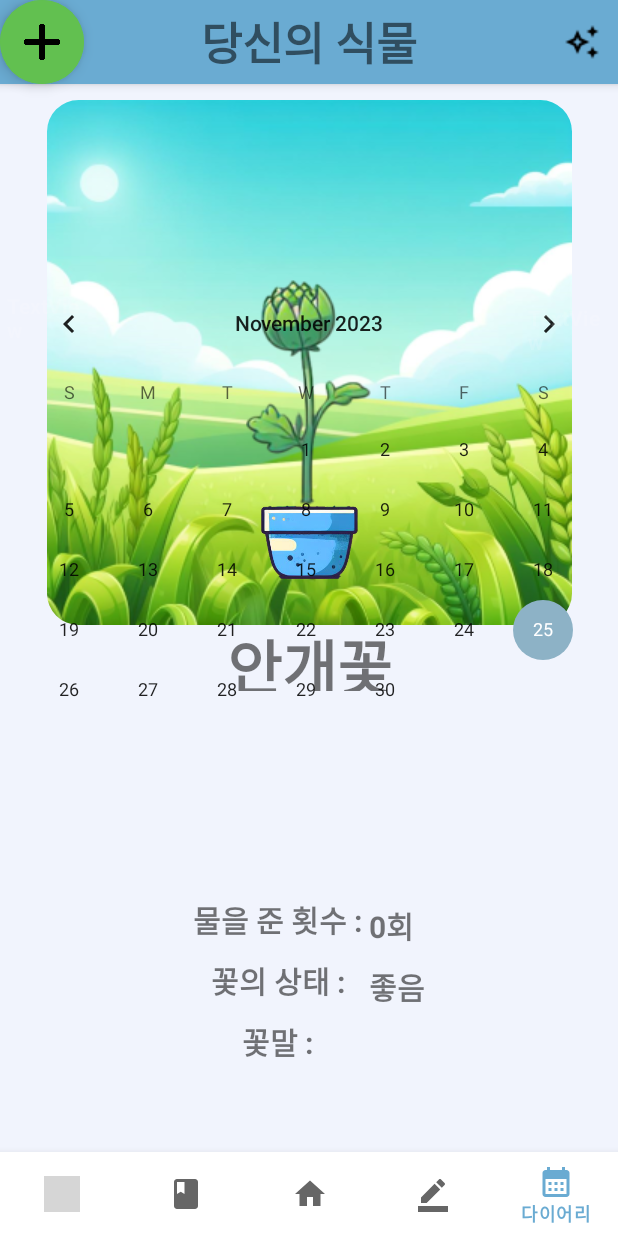
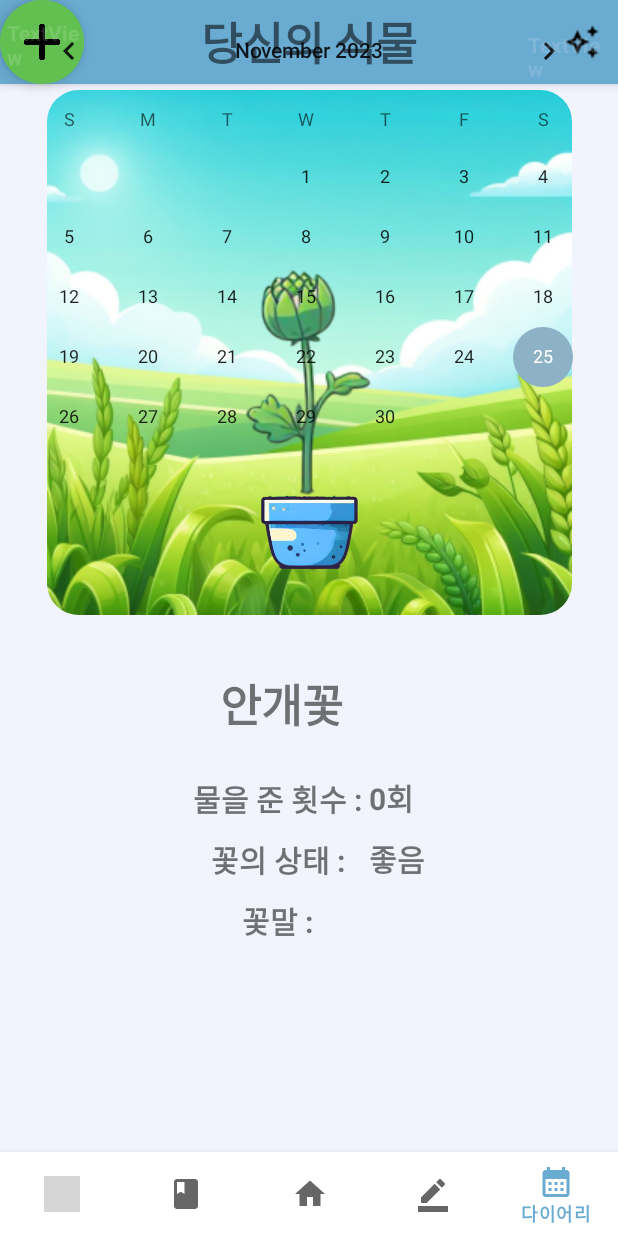
Before and after one commit to cpt-team/odos, an Android app: the fragment PlantFragment placed in its activity, item 5 of the bottom bar chosen, on a phone screen of 412 x 824 dp. Run offline under Robolectric (Android 15) with nearby library versions, the phone set to English and light mode, and no system bars; grey boxes are pictures that could not be loaded.

Commit message:
디자인 세부 수정

```diff
--- a/app/src/main/java/com/example/cpt_odos_diary/OdosFragment.kt
+++ b/app/src/main/java/com/example/cpt_odos_diary/OdosFragment.kt
@@ -151,9 +151,6 @@
         }
 */
 
-
-
-
         return super.onOptionsItemSelected(item)
     }
 
@@ -172,8 +169,8 @@
         val cancel : Button = mView.findViewById(R.id.cancel_button_datepicker)
         val save : Button = mView.findViewById(R.id.save_button_datepicker)
 
+        // odosText.text = "ODOS LIST"
 
-        odosText.text = "ODOS LIST"
         //  순환 안되게 막기
         year.wrapSelectorWheel = false
         month.wrapSelectorWheel = false
@@ -243,7 +240,6 @@
         binding.odosRecyclerView.layoutManager = LinearLayoutManager(activity)
         binding.odosRecyclerView.adapter = OdosAdapter(activity as Context, odosList)
     }
-
 
     @SuppressLint("NotifyDataSetChanged")
     @RequiresApi(Build.VERSION_CODES.O)
--- a/app/src/main/res/layout/fragment_diary.xml
+++ b/app/src/main/res/layout/fragment_diary.xml
@@ -16,13 +16,11 @@
 
         app:layout_constraintBottom_toBottomOf="parent"
         app:layout_constraintEnd_toEndOf="parent"
-        app:layout_constraintHorizontal_bias="1.0"
+        app:layout_constraintHorizontal_bias="0.0"
         app:layout_constraintStart_toStartOf="parent"
         app:layout_constraintTop_toTopOf="parent"
-        app:layout_constraintVertical_bias="0.446"
-
-        tools:ignore="MissingConstraints"
-        />
+        app:layout_constraintVertical_bias="0.0"
+        tools:ignore="MissingConstraints" />
 
     <TextView
         android:id="@+id/previousMonthBtn"
--- a/app/src/main/res/layout/fragment_plant.xml
+++ b/app/src/main/res/layout/fragment_plant.xml
@@ -11,9 +11,10 @@
         android:orientation="vertical">
 
         <androidx.constraintlayout.widget.ConstraintLayout
+            android:id="@+id/top"
             android:layout_width="match_parent"
             android:layout_height="0dp"
-            android:layout_weight="6">
+            android:layout_weight="5">
             <com.google.android.material.appbar.AppBarLayout
                 android:id="@+id/appBarLayout"
                 android:layout_width="match_parent"
@@ -73,6 +74,7 @@
                 app:layout_constraintStart_toStartOf="@+id/background" />
 
             <TextView
+                android:id="@+id/plant_name"
                 android:layout_width="match_parent"
                 android:layout_height="wrap_content"
                 android:gravity="center"
@@ -86,19 +88,18 @@
         </androidx.constraintlayout.widget.ConstraintLayout>
 
         <RelativeLayout
-
             android:layout_width="match_parent"
             android:layout_height="0dp"
             android:layout_weight="4"
-            android:gravity="center">
-
+            android:gravity="center_horizontal">
             <LinearLayout
                 android:id="@+id/Linear1"
                 android:layout_width="wrap_content"
                 android:layout_height="wrap_content"
+                android:layout_alignParentTop="true"
                 android:orientation="vertical">
+                <!-- 없애야함 -->
                 <TextView
-                    android:id="@+id/plant_name"
                     android:layout_width="match_parent"
                     android:layout_height="wrap_content"
                     android:gravity="center"
--- a/app/src/main/res/layout/fragment_plant_guide.xml
+++ b/app/src/main/res/layout/fragment_plant_guide.xml
@@ -23,7 +23,7 @@
             android:id="@+id/recyclerView"
             android:layout_width="match_parent"
             android:layout_height="match_parent"
-            android:layout_weight="2"
+            android:layout_weight="1"
             android:clipToPadding="false"
             android:scrollbars="vertical" />
 
```
